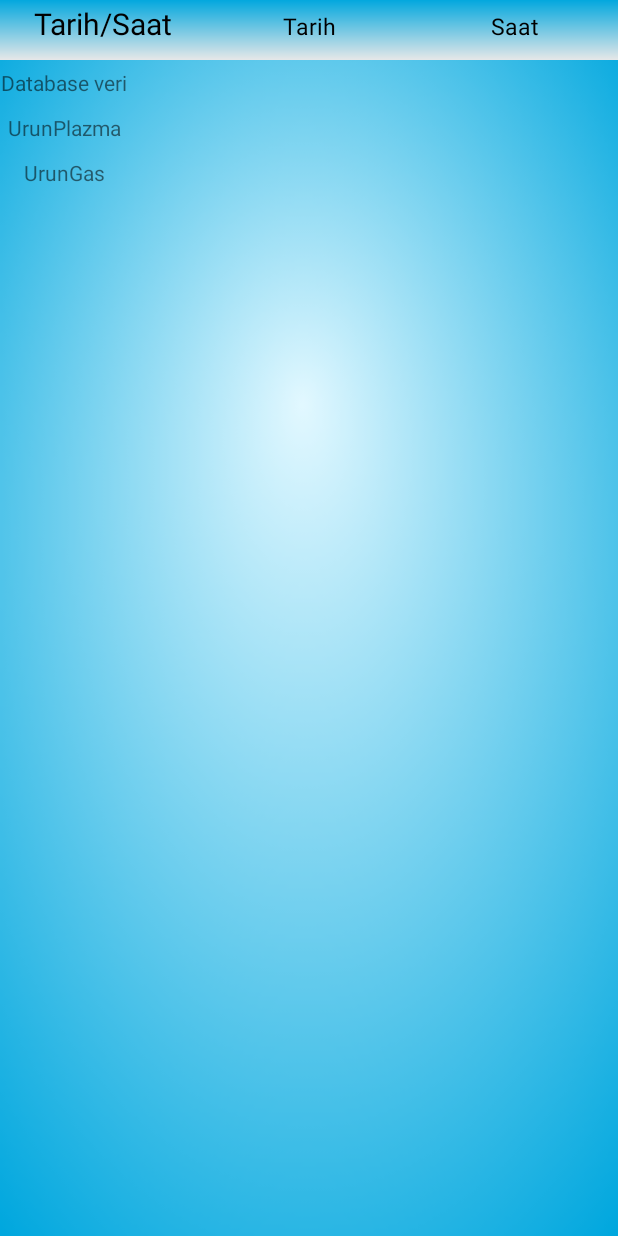
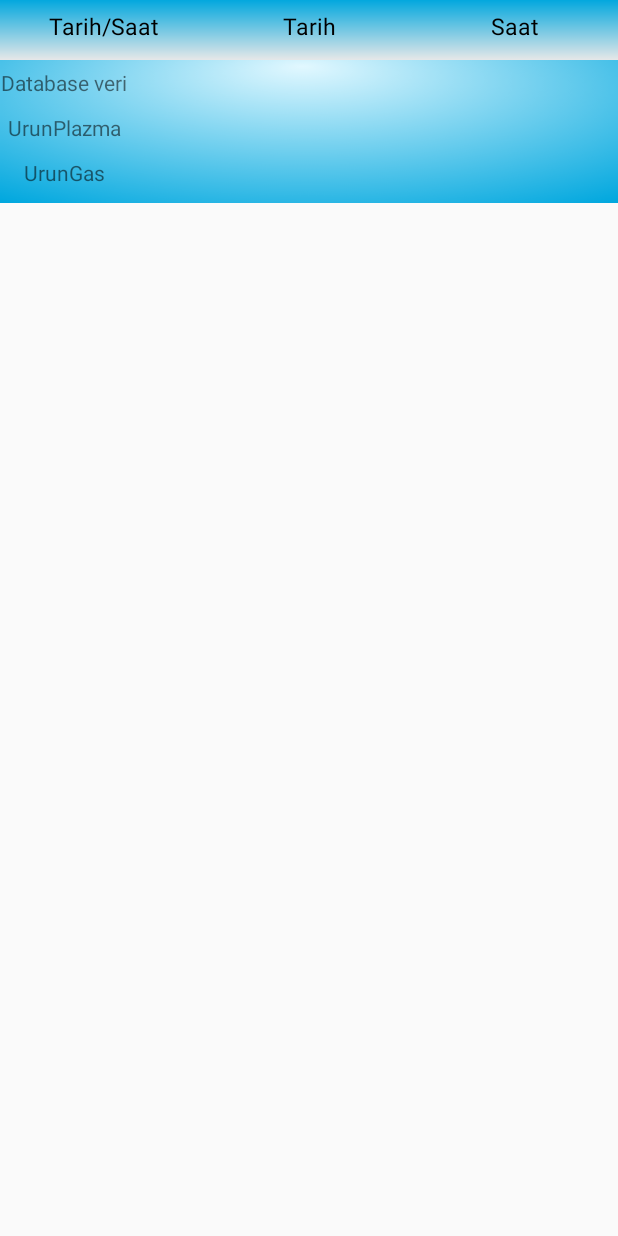
Before and after one commit to rmysbngl/ProductInformation, an Android app: the layout urun_adi.xml on its own in the app's theme, with its tools: preview values and no code run, on a phone screen of 412 x 824 dp. Run offline under Robolectric (Android 15) with nearby library versions, the phone set to English and light mode, and no system bars.

```diff
--- a/app/src/main/res/layout/urun_adi.xml
+++ b/app/src/main/res/layout/urun_adi.xml
@@ -2,7 +2,7 @@
 <LinearLayout xmlns:android="http://schemas.android.com/apk/res/android"
     xmlns:tools="http://schemas.android.com/tools"
     android:layout_width="match_parent"
-    android:layout_height="match_parent"
+    android:layout_height="135sp"
     android:orientation="vertical"
     android:background="@drawable/searchdatebg">
 
@@ -17,12 +17,12 @@
         <TextView
             android:id="@+id/asdfas"
             android:layout_width="match_parent"
-            android:layout_height="30sp"
+            android:layout_height="35sp"
             android:layout_weight="1"
             android:gravity="center"
             android:text="Tarih/Saat"
             android:textColor="#000000"
-            android:textSize="20sp" />
+            android:textSize="15sp" />
 
         <TextView
             android:id="@+id/UrunBilgi"
```
Also changed, not shown: app/src/main/java/com/example/rumeysal/productinformation/ProgressPart.java (+20 -29 lines), app/src/main/res/layout/activity_progress_part.xml (+13 -12 lines).
